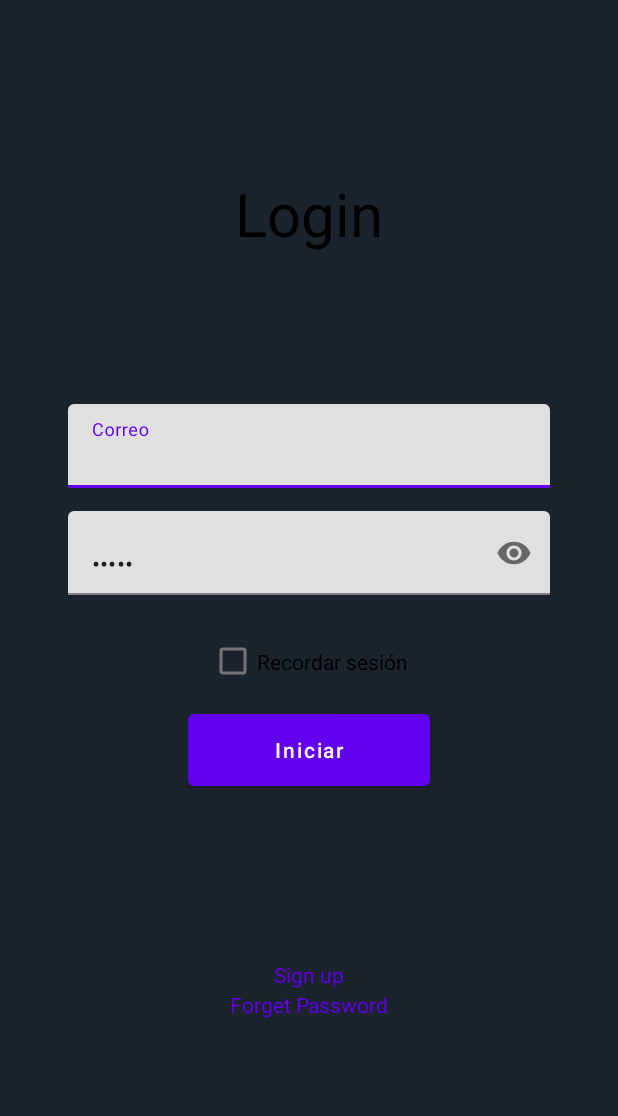
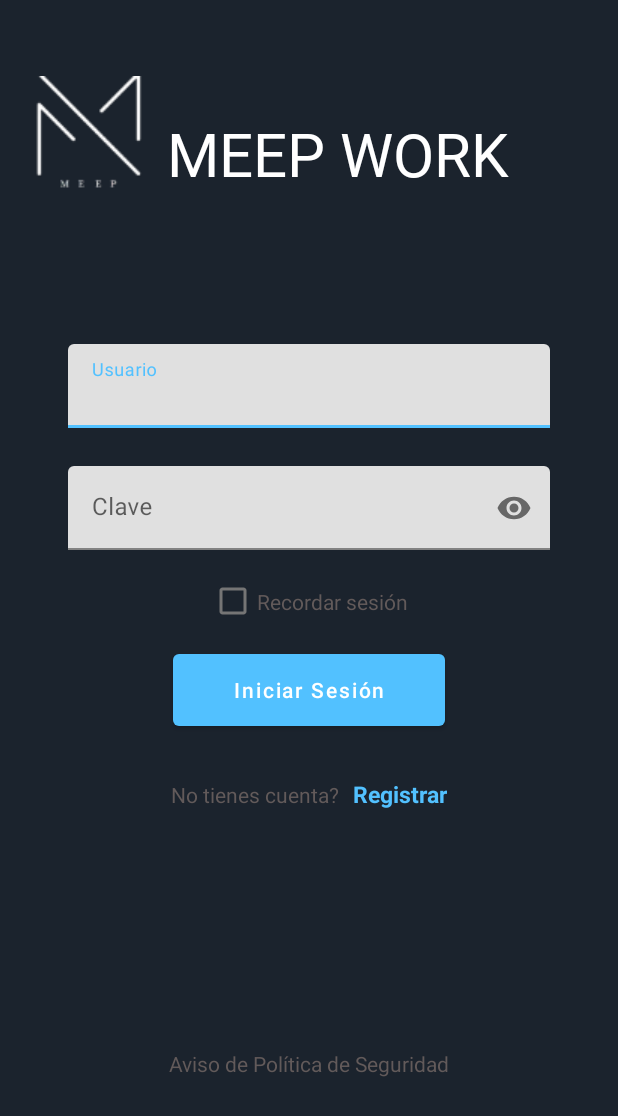
Before and after one commit to LuisGarcia0212/Proyecto-Meep, an Android app: the layout activity_inicion_sesion_meep.xml on its own in the app's theme, with its tools: preview values and no code run, on a phone screen of 412 x 824 dp. Shown: the top 1116 px of the screen. Run offline under Robolectric (Android 15) with nearby library versions, the phone set to English and light mode, and no system bars.

Commit message:
cambios perrito

```diff
--- /dev/null
+++ b/app/src/main/java/com/example/proyectomeep/fragmentos/EncabezadoFragment.java
@@ -0,0 +1,66 @@
+package com.example.proyectomeep.fragmentos;
+
+import android.os.Bundle;
+
+import androidx.fragment.app.Fragment;
+
+import android.view.LayoutInflater;
+import android.view.View;
+import android.view.ViewGroup;
+
+import com.example.proyectomeep.R;
+
+/**
+ * A simple {@link Fragment} subclass.
+ * Use the {@link EncabezadoFragment#newInstance} factory method to
+ * create an instance of this fragment.
+ */
+public class EncabezadoFragment extends Fragment {
+
+    // TODO: Rename parameter arguments, choose names that match
+    // the fragment initialization parameters, e.g. ARG_ITEM_NUMBER
+    private static final String ARG_PARAM1 = "param1";
+    private static final String ARG_PARAM2 = "param2";
+
+    // TODO: Rename and change types of parameters
+    private String mParam1;
+    private String mParam2;
+
+    public EncabezadoFragment() {
+        // Required empty public constructor
+    }
+
+    /**
+     * Use this factory method to create a new instance of
+     * this fragment using the provided parameters.
+     *
+     * @param param1 Parameter 1.
+     * @param param2 Parameter 2.
+     * @return A new instance of fragment EncabezadoFragment.
+     */
+    // TODO: Rename and change types and number of parameters
+    public static EncabezadoFragment newInstance(String param1, String param2) {
+        EncabezadoFragment fragment = new EncabezadoFragment();
+        Bundle args = new Bundle();
+        args.putString(ARG_PARAM1, param1);
+        args.putString(ARG_PARAM2, param2);
+        fragment.setArguments(args);
+        return fragment;
+    }
+
+    @Override
+    public void onCreate(Bundle savedInstanceState) {
+        super.onCreate(savedInstanceState);
+        if (getArguments() != null) {
+            mParam1 = getArguments().getString(ARG_PARAM1);
+            mParam2 = getArguments().getString(ARG_PARAM2);
+        }
+    }
+
+    @Override
+    public View onCreateView(LayoutInflater inflater, ViewGroup container,
+                             Bundle savedInstanceState) {
+        // Inflate the layout for this fragment
+        return inflater.inflate(R.layout.fragment_encabezado, container, false);
+    }
+}
--- a/app/src/main/res/layout/activity_inicion_sesion_meep.xml
+++ b/app/src/main/res/layout/activity_inicion_sesion_meep.xml
@@ -15,15 +15,32 @@
         tools:layout_editor_absoluteX="13dp"
         tools:layout_editor_absoluteY="26dp">
 
-        <TextView
-            android:id="@+id/logLblLogin"
+        <RelativeLayout
             android:layout_width="match_parent"
-            android:layout_height="wrap_content"
-            android:gravity="center_horizontal"
-            android:text="@string/logLblLogin"
-            android:translationY="100dp"
-            android:textSize="40sp"
-            android:textColor="@color/black" />
+            android:layout_height="wrap_content">
+
+            <ImageView
+                android:id="@+id/imageView"
+                android:layout_width="wrap_content"
+                android:layout_height="wrap_content"
+                android:src="@drawable/logo1"
+                android:layout_marginTop="35dp"
+                android:layout_alignParentStart="true" />
+
+            <TextView
+                android:id="@+id/lblProyecto"
+                android:layout_width="wrap_content"
+                android:layout_height="wrap_content"
+                android:layout_marginStart="10dp"
+                android:layout_marginTop="60dp"
+                android:layout_toEndOf="@id/imageView"
+                android:fontFamily="@font/inter_regular"
+                android:gravity="center_vertical"
+                android:text="@string/lblProyecto"
+                android:textColor="#FFFFFF"
+                android:textSize="40sp" />
+
+        </RelativeLayout>
 
         <com.google.android.material.textfield.TextInputLayout
             android:layout_width="match_parent"
@@ -34,9 +51,9 @@
                 android:layout_width="match_parent"
                 android:layout_height="wrap_content"
                 android:layout_marginHorizontal="30dp"
-                android:layout_marginTop="200dp"
-                android:hint="@string/logTxtCorreo"
-                android:inputType="textEmailAddress"
+                android:layout_marginTop="100dp"
+                android:hint="@string/logTxtUser"
+                android:inputType="textPersonName"
                 android:maxLength="100" />
 
         </com.google.android.material.textfield.TextInputLayout>
@@ -51,10 +68,10 @@
                 android:layout_width="match_parent"
                 android:layout_height="wrap_content"
                 android:layout_marginHorizontal="30dp"
-                android:layout_marginVertical="15dp"
+                android:layout_marginVertical="25dp"
                 android:inputType="textPassword"
                 android:maxLength="100"
-                android:text="@string/logTxtClave" />
+                android:hint="@string/logTxtClave" />
         </com.google.android.material.textfield.TextInputLayout>
 
         <CheckBox
@@ -62,6 +79,8 @@
             android:layout_width="wrap_content"
             android:layout_height="58dp"
             android:layout_gravity="center"
+            android:textColor="#625a5a"
+            android:layout_marginTop="-20dp"
             android:text="@string/logChkRecordar" />
 
         <LinearLayout
@@ -73,28 +92,47 @@
                 android:id="@+id/logBtnIniciar"
                 android:layout_width="match_parent"
                 android:layout_height="60dp"
-                android:layout_marginHorizontal="110dp"
+                android:layout_marginHorizontal="100dp"
                 android:layout_weight="1"
                 android:text="@string/logBtnIniciar"
                 android:textAllCaps="false" />
         </LinearLayout>
 
-        <TextView
-            android:id="@+id/logLblRegistro"
+
+        <RelativeLayout
             android:layout_width="match_parent"
-            android:layout_height="20dp"
-            android:layout_marginVertical="110dp"
-            android:gravity="center_horizontal"
-            android:text="@string/logLblRegistro"
-            android:textColor="@color/purple_500" />
+            android:layout_height="wrap_content"
+            android:gravity="center_horizontal">
+
+            <TextView
+                android:id="@+id/logLblRegistro"
+                android:layout_width="wrap_content"
+                android:layout_height="wrap_content"
+                android:layout_marginVertical="30dp"
+                android:text="@string/logLblRegistro"
+                android:textColor="#625a5a" />
+
+            <TextView
+                android:id="@+id/logLblRegistro1"
+                android:layout_width="wrap_content"
+                android:layout_height="wrap_content"
+                android:layout_alignBaseline="@id/logLblRegistro"
+                android:layout_marginStart="9dp"
+                android:layout_toEndOf="@id/logLblRegistro"
+                android:text="@string/logLblRegistro1"
+                android:textColor="@color/btnColor"
+                android:textSize="15dp"
+                android:textStyle="bold" />
+
+        </RelativeLayout>
 
         <TextView
             android:layout_width="match_parent"
             android:layout_height="20dp"
             android:gravity="center_horizontal"
             android:text="@string/logLblPassword"
-            android:textColor="@color/purple_500"
-            android:translationY="-110dp" />
+            android:textColor="#625a5a"
+            android:translationY="130dp" />
     </LinearLayout>
 
 </androidx.constraintlayout.widget.ConstraintLayout>
--- /dev/null
+++ b/app/src/main/res/layout/fragment_encabezado.xml
@@ -0,0 +1,14 @@
+<?xml version="1.0" encoding="utf-8"?>
+<FrameLayout xmlns:android="http://schemas.android.com/apk/res/android"
+    xmlns:tools="http://schemas.android.com/tools"
+    android:layout_width="match_parent"
+    android:layout_height="match_parent"
+    tools:context=".fragmentos.EncabezadoFragment">
+
+    <!-- TODO: Update blank fragment layout -->
+    <TextView
+        android:layout_width="match_parent"
+        android:layout_height="match_parent"
+        android:text="@string/hello_blank_fragment" />
+
+</FrameLayout>
--- a/app/src/main/res/values/colors.xml
+++ b/app/src/main/res/values/colors.xml
@@ -1,11 +1,12 @@
 <?xml version="1.0" encoding="utf-8"?>
 <resources>
     <color name="purple_200">#FFBB86FC</color>
-    <color name="purple_500">#FF6200EE</color>
+    <color name="purple_500">#52C1FF</color>
     <color name="purple_700">#FF3700B3</color>
     <color name="teal_200">#FF03DAC5</color>
     <color name="teal_700">#FF018786</color>
     <color name="black">#FF000000</color>
     <color name="white">#FFFFFFFF</color>
     <color name="fondoMeep">#1B232D</color>
+    <color name="btnColor">#52C1FF</color>
 </resources>
--- a/app/src/main/res/values/strings.xml
+++ b/app/src/main/res/values/strings.xml
@@ -1,11 +1,12 @@
 <resources>
     <string name="app_name">ProyectoMeep</string>
     <string name="logLblLogin">Login</string>
-    <string name="logTxtCorreo">Correo</string>
+    <string name="logTxtUser">Usuario</string>
     <string name="logTxtClave">Clave</string>
     <string name="logChkRecordar">Recordar sesión</string>
-    <string name="logBtnIniciar">Iniciar</string>
-    <string name="logLblRegistro">Sign up</string>
-    <string name="logLblPassword">Forget Password</string>
+    <string name="logBtnIniciar">Iniciar Sesión</string>
+    <string name="logLblRegistro">No tienes cuenta?</string>
+    <string name="logLblRegistro1">Registrar</string>
+    <string name="logLblPassword">Aviso de Política de Seguridad</string>
     <string name="lblProyecto">MEEP WORK</string>
 </resources>
```
Also changed, not shown: app/src/main/res/drawable/logo1.png (added).
